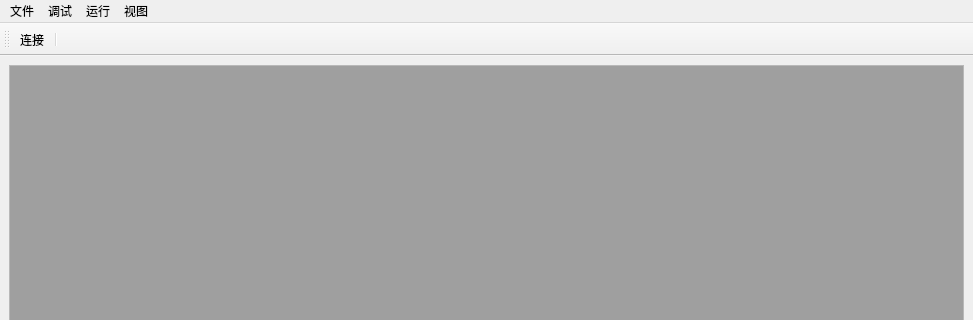
First picture: the form in mainwindow.ui, repository xjzer/QtWidgetDemo, before the edit; both pictures show x 0 to 973 and y 0 to 320 of the 973 by 617 pixel window.
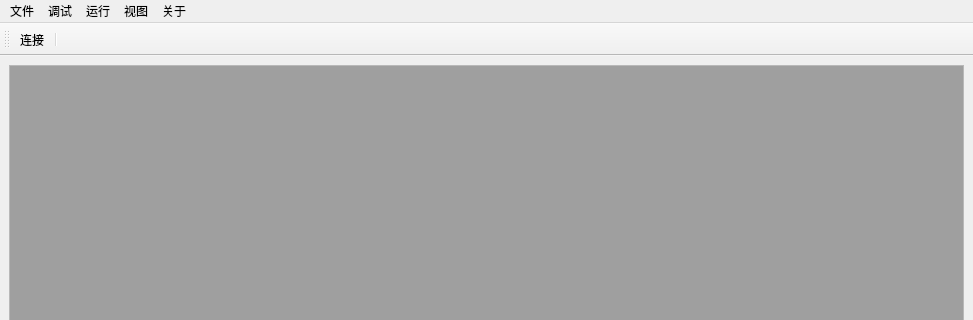
Second picture: the form after the edit.

Diff of the .ui file:
```diff
--- a/mainwindow.ui
+++ b/mainwindow.ui
@@ -415,10 +415,17 @@
     <addaction name="action_cascade"/>
     <addaction name="action_ViewMode"/>
    </widget>
+   <widget class="QMenu" name="menu_2">
+    <property name="title">
+     <string>关于</string>
+    </property>
+    <addaction name="actionAbout_DoIPConsole"/>
+   </widget>
    <addaction name="menu_file"/>
    <addaction name="menu_debug"/>
    <addaction name="menu_run"/>
    <addaction name="menu"/>
+   <addaction name="menu_2"/>
   </widget>
   <widget class="QStatusBar" name="statusBar"/>
   <widget class="QToolBar" name="toolBar">
```
Left out of the diff: 41 changed lines with no effect on the pictures.
